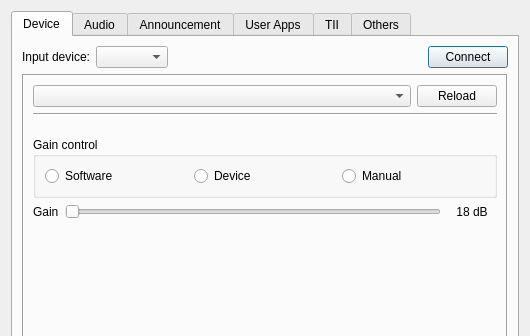
The window that gui/setupdialog.ui (KejPi/AbracaDABra) describes before a commit, drawn with Qt 5; both pictures show x 0 to 530 and y 0 to 336 of the 530 by 714 pixel window.
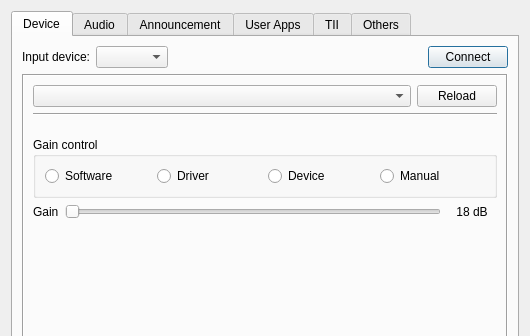
The same window after the commit. The open tabs and pages were chosen to show the change. Custom widgets are drawn as their Qt base class.

Commit message: RTL-SDR driver AGC mode implemented (Issue #188)

Patch:
```diff
--- a/gui/setupdialog.ui
+++ b/gui/setupdialog.ui
@@ -131,6 +131,13 @@
                 </property>
                </widget>
               </item>
+              <item>
+               <widget class="QRadioButton" name="rtlsdrGainModeDriver">
+                <property name="text">
+                 <string>Driver</string>
+                </property>
+               </widget>
+              </item>
               <item>
                <widget class="QRadioButton" name="rtlsdrGainModeHw">
                 <property name="toolTip">
```
Left out of the diff: 4 changed lines with no effect on the pictures. The commit also changes 3 other files.
